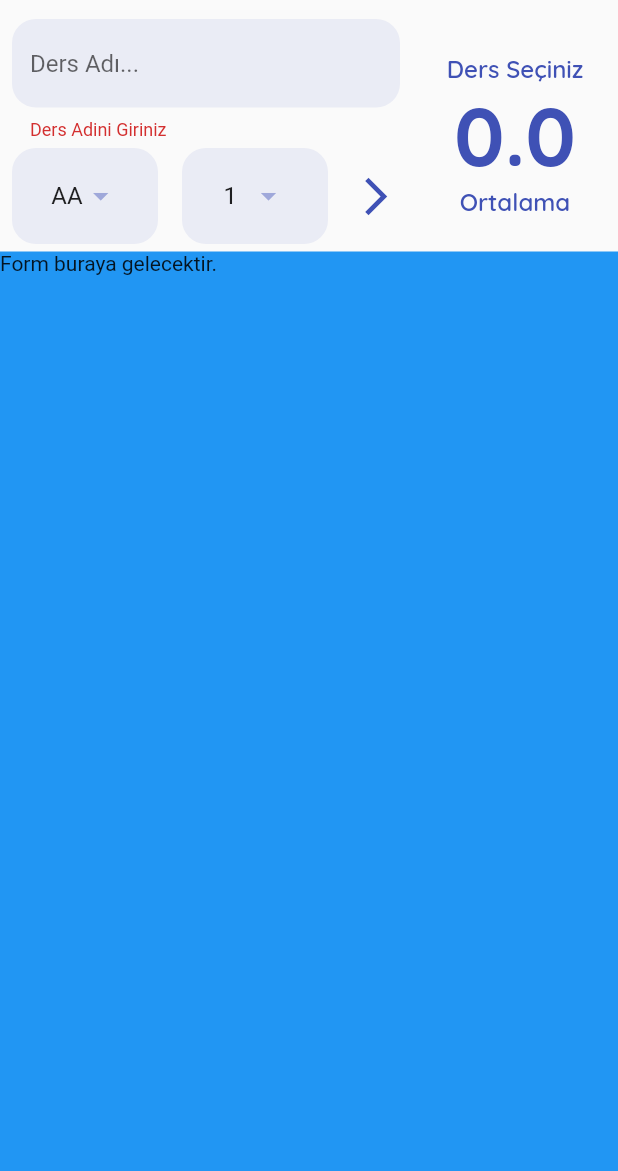
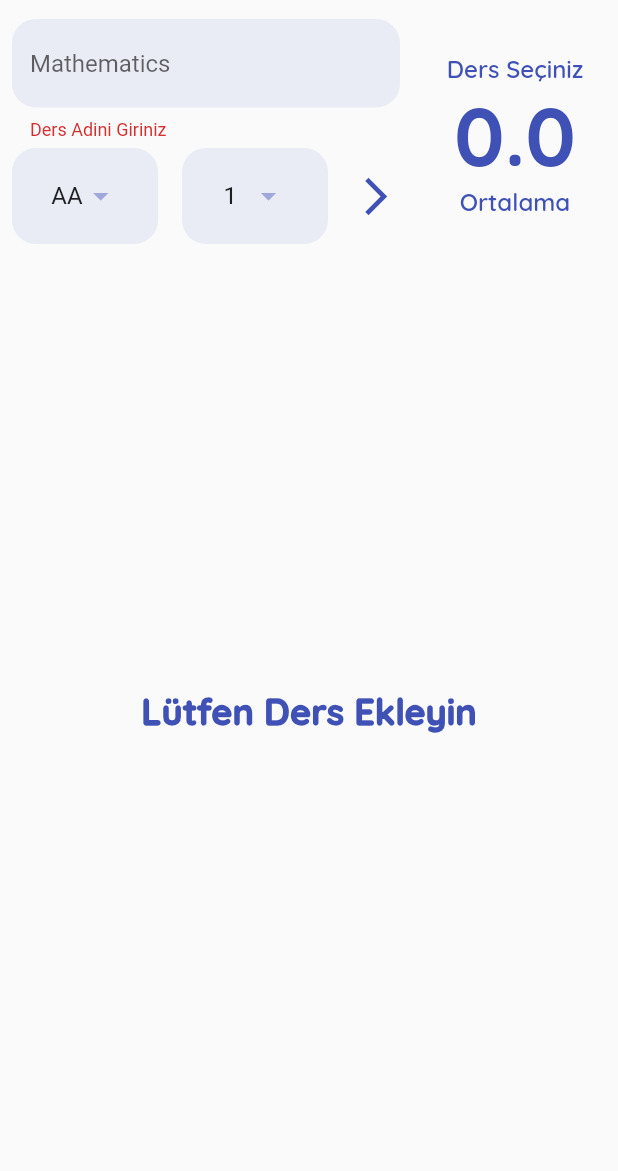
Before and after one commit to batuhanarik/dinamik_not_ortalama_hesaplama_flutter, a Flutter app: the screen it shows after launch, after a tap on the "arrow forward ios" icon, on a phone screen of 412 x 824 dp, the part 65-1236 px from its top. Run offline on Flutter 3.47's test engine with Material 2 defaults, Android fonts, the phone set to English and light mode, and no system bars; our stand-ins replace google_fonts.

Commit message:
Projenin son hali

```diff
--- a/lib/main.dart
+++ b/lib/main.dart
@@ -1,5 +1,6 @@
 import 'package:dinamik_not_ortalama_hesaplama/constants/app_constants.dart';
 import 'package:dinamik_not_ortalama_hesaplama/widgets/ortalama_hesapla_page.dart';
+import 'package:dinamik_not_ortalama_hesaplama/widgets/ortalama_hesapla_page2.dart';
 import 'package:flutter/material.dart';
 
 void main() {
@@ -18,7 +19,7 @@ class MyApp extends StatelessWidget {
         primarySwatch: Constants.mainColor,
         visualDensity: VisualDensity.adaptivePlatformDensity
       ),
-      home:OrtalamaHesaplaPage(),
+      home:OrtalamaHesaplaPage2(),
     );
   }
 }
--- a/lib/widgets/ders_listesi.dart
+++ b/lib/widgets/ders_listesi.dart
@@ -3,28 +3,25 @@ import 'package:dinamik_not_ortalama_hesaplama/helper/data_helper.dart';
 import 'package:dinamik_not_ortalama_hesaplama/model/ders.dart';
 import 'package:flutter/material.dart';
 
-class DersListesi extends StatefulWidget {
-  const DersListesi({Key? key}) : super(key: key);
 
-  @override
-  State<DersListesi> createState() => _DersListesiState();
-}
 
-class _DersListesiState extends State<DersListesi> {
+class DersListesi extends StatelessWidget {
+  final Function onDismiss;
+  const DersListesi({required this.onDismiss,Key? key}) : super(key: key);
+
   @override
   Widget build(BuildContext context) {
     List<Ders> tumDersler = DataHelper.tumEklenenDersler;
-    return tumDersler.isNotEmpty ? ListView.builder(
+    return tumDersler.isNotEmpty
+        ? ListView.builder(
             itemCount: tumDersler.length,
             itemBuilder: ((context, index) {
               return Dismissible(
-          key:UniqueKey(),
-          direction:DismissDirection.startToEnd,
-          onDismissed: (a){
-              DataHelper.tumEklenenDersler.removeAt(index);
-              setState(() {
-
-              });
+                key: UniqueKey(),
+                direction: DismissDirection.startToEnd,
+                onDismissed: (a) {
+                  // DataHelper.tumEklenenDersler.removeAt(index);
+                  onDismiss(index);
                 },
                 child: Padding(
                   padding: const EdgeInsets.all(2.0),
@@ -33,18 +30,20 @@ class _DersListesiState extends State<DersListesi> {
                       title: Text(tumDersler[index].ad),
                       leading: CircleAvatar(
                         backgroundColor: Constants.mainColor,
-                  child: Text(
-                      (tumDersler[index].harfDegeri * tumDersler[index].krediDegeri)
+                        child: Text((tumDersler[index].harfDegeri *
+                                tumDersler[index].krediDegeri)
                             .toStringAsFixed(0)),
                       ),
-                subtitle:Text('${tumDersler[index].krediDegeri} Kredi, Not Değeri ${tumDersler[index].harfDegeri}') ,
+                      subtitle: Text(
+                          '${tumDersler[index].krediDegeri} Kredi, Not Değeri ${tumDersler[index].harfDegeri}'),
                     ),
                   ),
                 ),
               );
             }),
-    ) : Container(
-      child:Center(child: Text('Lütfen Ders Ekleyin',style:Constants.titleStyle)),
-    );
+          )
+        : Center(
+            child:
+                Text('Lütfen Ders Ekleyin', style: Constants.titleStyle));
   }
 }
--- /dev/null
+++ b/lib/widgets/harf_dropdown_widget.dart
@@ -0,0 +1,40 @@
+import 'package:dinamik_not_ortalama_hesaplama/constants/app_constants.dart';
+import 'package:dinamik_not_ortalama_hesaplama/helper/data_helper.dart';
+import 'package:flutter/material.dart';
+
+class HarfDropdownWidget extends StatefulWidget {
+  final Function onSelectedLetter;
+  HarfDropdownWidget({required this.onSelectedLetter,Key? key}) : super(key: key);
+
+  @override
+  State<HarfDropdownWidget> createState() => _nameState();
+}
+
+class _nameState extends State<HarfDropdownWidget> {
+  double secilenHarfDegeri = 4;
+
+  @override
+  Widget build(BuildContext context) {
+    return Container(
+      alignment: Alignment.center,
+      padding: Constants.dropDownPadding,
+      decoration: BoxDecoration(
+        color: Constants.mainColor.shade100.withOpacity(0.3),
+        borderRadius: Constants.borderRadius,
+      ),
+      child: DropdownButton<double>(
+        value: secilenHarfDegeri,
+        elevation: 16,
+        iconEnabledColor: Constants.mainColor.shade200,
+        onChanged: (deger) {
+          setState(() {
+            secilenHarfDegeri = deger!;
+            widget.onSelectedLetter(secilenHarfDegeri);
+          });
+        },
+        underline: Container(),
+        items: DataHelper.tumDerslerinHarfleri(),
+      ),
+    );
+  }
+}
--- /dev/null
+++ b/lib/widgets/kredi_dropdown_widget.dart
@@ -0,0 +1,40 @@
+import 'package:flutter/material.dart';
+
+import '../constants/app_constants.dart';
+import '../helper/data_helper.dart';
+
+class KrediDropdownWidget extends StatefulWidget {
+  final Function onSelectedKredi;
+  KrediDropdownWidget({required this.onSelectedKredi,Key? key}) : super(key: key);
+
+  @override
+  State<KrediDropdownWidget> createState() => _KrediDropdownWidgetState();
+}
+
+class _KrediDropdownWidgetState extends State<KrediDropdownWidget> {
+  double secilenKrediDegeri = 1;
+  @override
+  Widget build(BuildContext context) {
+   return Container(
+      alignment: Alignment.center,
+      padding: Constants.dropDownPadding,
+      decoration: BoxDecoration(
+        color: Constants.mainColor.shade100.withOpacity(0.3),
+        borderRadius: Constants.borderRadius,
+      ),
+      child: DropdownButton<double>(
+        value: secilenKrediDegeri,
+        elevation: 16,
+        iconEnabledColor: Constants.mainColor.shade200,
+        onChanged: (deger) {
+          setState(() {
+            secilenKrediDegeri = deger!;
+            widget.onSelectedKredi(deger);
+          });
+        },
+        underline: Container(),
+        items: DataHelper.tumDerslerinKredileri(),
+      ),
+    );
+  }
+}
--- a/lib/widgets/ortalama_hesapla_page.dart
+++ b/lib/widgets/ortalama_hesapla_page.dart
@@ -1,6 +1,7 @@
 import 'package:dinamik_not_ortalama_hesaplama/constants/app_constants.dart';
 import 'package:dinamik_not_ortalama_hesaplama/helper/data_helper.dart';
 import 'package:dinamik_not_ortalama_hesaplama/model/ders.dart';
+import 'package:dinamik_not_ortalama_hesaplama/widgets/ders_listesi.dart';
 import 'package:dinamik_not_ortalama_hesaplama/widgets/ortalama_goster.dart';
 import 'package:flutter/material.dart';
 
@@ -42,12 +43,9 @@ class _OrtalamaHesaplaPageState extends State<OrtalamaHesaplaPage> {
               ),
             ],
           ),
-          Expanded(
-            child: Container(
-              child: Text('Form buraya gelecektir.'),
-              color: Colors.blue,
-            ),
-          ),
+          // Expanded(
+          //   child: DersListesi(),
+          // ),
           //liste
         ],
       ),
--- a/lib/widgets/ortalama_hesapla_page2.dart
+++ b/lib/widgets/ortalama_hesapla_page2.dart
@@ -1,185 +1,159 @@
-// import 'package:dinamik_not_ortalama_hesaplama/constants/app_constants.dart';
-// import 'package:dinamik_not_ortalama_hesaplama/helper/data_helper.dart';
-// import 'package:dinamik_not_ortalama_hesaplama/model/ders.dart';
-// import 'package:dinamik_not_ortalama_hesaplama/widgets/ortalama_goster.dart';
-// import 'package:flutter/material.dart';
+import 'package:dinamik_not_ortalama_hesaplama/constants/app_constants.dart';
+import 'package:dinamik_not_ortalama_hesaplama/helper/data_helper.dart';
+import 'package:dinamik_not_ortalama_hesaplama/model/ders.dart';
+import 'package:dinamik_not_ortalama_hesaplama/widgets/ders_listesi.dart';
+import 'package:dinamik_not_ortalama_hesaplama/widgets/harf_dropdown_widget.dart';
+import 'package:dinamik_not_ortalama_hesaplama/widgets/kredi_dropdown_widget.dart';
+import 'package:dinamik_not_ortalama_hesaplama/widgets/ortalama_goster.dart';
+import 'package:flutter/material.dart';
 
-// class OrtalamaHesaplaPage2 extends StatelessWidget {
-//   OrtalamaHesaplaPage2({Key? key}) : super(key: key);
+class OrtalamaHesaplaPage2 extends StatefulWidget {
+  OrtalamaHesaplaPage2({Key? key}) : super(key: key);
 
-//   var formKey = GlobalKey<FormState>();
-//   double secilenHarfDegeri = 4;
-//   double secilenKrediDegeri = 1;
-//   String girilenDersAdi = "";
+  @override
+  State<OrtalamaHesaplaPage2> createState() => _OrtalamaHesaplaPage2State();
+}
 
-//   @override
-//   Widget build(BuildContext context) {
-//     return Scaffold(
-//       appBar: AppBar(
-//         backgroundColor: Colors.transparent,
-//         elevation: 0,
-//         title: Center(
-//           child: Text(Constants.titleText, style: Constants.titleStyle),
-//         ),
-//       ),
-//       body: Column(
-//         crossAxisAlignment: CrossAxisAlignment.stretch,
-//         children: [
-//           Row(
-//             children: [
-//               Expanded(
-//                 flex: 2,
-//                 child: _buildForm(),
-//               ),
-//               Expanded(
-//                 flex: 1,
-//                 child: OrtalamaGoster(dersSayisi: DataHelper.tumEklenenDersler.length, ortalama: DataHelper.ortalamaHesapla()),
-//               ),
-//             ],
-//           ),
-//           Expanded(
-//             child: Container(
-//               child: Text('Form buraya gelecektir.'),
-//               color: Colors.blue,
-//             ),
-//           ),
-//           //liste
-//         ],
-//       ),
-//     );
-//   }
-//    Widget _buildForm() {
-//     return Form(
-//         key: formKey,
-//         child: Column(
-//           children: [
-//             Padding(
-//               padding: Constants.yatayPadding8,
-//               child: _buildTextFormField(),
-//             ),
-//             const SizedBox(
-//               height: 5,
-//             ),
-//             Row(
-//               mainAxisAlignment: MainAxisAlignment.spaceBetween,
-//               children: [
-//                 Expanded(
-//                   child: Padding(
-//                     padding: Constants.yatayPadding8,
-//                     child: _buildHarfler(),
-//                   ),
-//                 ),
-//                 Expanded(
-//                   child: Padding(
-//                     padding: Constants.yatayPadding8,
-//                     child: _buildKrediler(),
-//                   ),
-//                 ),
-//                 IconButton(
-//                   onPressed: _dersEkleVeOrtalamaHesapla,
-//                   icon: const Icon(Icons.arrow_forward_ios_sharp),
-//                   color: Constants.mainColor,
-//                   iconSize: 30,
-//                 ),
-//               ],
-//             ),
-//             const SizedBox(
-//               height: 5,
-//             ),
-//           ],
-//         ));
-//   }
+class _OrtalamaHesaplaPage2State extends State<OrtalamaHesaplaPage2> {
+  var formKey = GlobalKey<FormState>();
 
-//    _buildTextFormField() {
-//     return TextFormField(
-//       onSaved: (deger) {
-//         setState(() {
-//           girilenDersAdi = deger!;
-//         });
-//       },
-//       validator: (s) {
-//         if (s!.isEmpty) {
-//           return 'Ders Adini Giriniz';
-//         } else {
-//           return null;
-//         }
-//       },
-//       decoration: InputDecoration(
-//         //ipucu metni
-//         hintText: 'Mathematics',
-//         border: OutlineInputBorder(
-//           borderRadius: Constants.borderRadius,
-//           borderSide: BorderSide.none,
-//         ),
-//         filled: true,
-//         fillColor: Constants.mainColor.shade100.withOpacity(0.3),
-//       ),
-//     );
-//   }
+  double secilenHarfDegeri = 4;
+  double secilenKrediDegeri = 1;
 
-//   _buildHarfler() {
-//     return Container(
-//       alignment: Alignment.center,
-//       padding: Constants.dropDownPadding,
-//       decoration: BoxDecoration(
-//         color: Constants.mainColor.shade100.withOpacity(0.3),
-//         borderRadius: Constants.borderRadius,
-//       ),
-//       child: DropdownButton<double>(
-//         value: secilenHarfDegeri,
-//         elevation: 16,
-//         iconEnabledColor: Constants.mainColor.shade200,
-//         onChanged: (deger) {
-//           setState(() {
-//             secilenHarfDegeri = deger!;
-//             // print(deger);
-//           });
-//         },
-//         underline: Container(),
-//         items: DataHelper.tumDerslerinHarfleri(),
-//       ),
-//     );
-//   }
+  String girilenDersAdi = "";
 
-//   _buildKrediler() {
-//     return Container(
-//       alignment: Alignment.center,
-//       padding: Constants.dropDownPadding,
-//       decoration: BoxDecoration(
-//         color: Constants.mainColor.shade100.withOpacity(0.3),
-//         borderRadius: Constants.borderRadius,
-//       ),
-//       child: DropdownButton<double>(
-//         value: secilenKrediDegeri,
-//         elevation: 16,
-//         iconEnabledColor: Constants.mainColor.shade200,
-//         onChanged: (deger) {
-//           setState(() {
-//             secilenKrediDegeri = deger!;
-//             // print(deger);
-//           });
-//         },
-//         underline: Container(),
-//         items: DataHelper.tumDerslerinKredileri(),
-//       ),
-//     );
-//   }
+  @override
+  Widget build(BuildContext context) {
+    return Scaffold(
+      appBar: AppBar(
+        backgroundColor: Colors.transparent,
+        elevation: 0,
+        title: Center(
+          child: Text(Constants.titleText, style: Constants.titleStyle),
+        ),
+      ),
+      body: Column(
+        crossAxisAlignment: CrossAxisAlignment.stretch,
+        children: [
+          Row(
+            children: [
+              Expanded(
+                flex: 2,
+                child: _buildForm(),
+              ),
+              Expanded(
+                flex: 1,
+                child: OrtalamaGoster(dersSayisi: DataHelper.tumEklenenDersler.length, ortalama: DataHelper.ortalamaHesapla()),
+              ),
+            ],
+          ),
+          Expanded(
+            child: DersListesi(
+              onDismiss : (index){
+                DataHelper.tumEklenenDersler.removeAt(index);
+                setState(() {});
+                print('Eleman çıkarıldı index ${index}');
+              },
+            ),
+          ),
+        ],
+      ),
+    );
+  }
 
-//    void _dersEkleVeOrtalamaHesapla() {
-//     if (formKey.currentState!.validate()) {
-//       formKey.currentState!.save();
-//       var eklenecekDers = Ders(
-//           ad: girilenDersAdi,
-//           harfDegeri: secilenHarfDegeri,
-//           krediDegeri: secilenKrediDegeri);
+   Widget _buildForm() {
+    return Form(
+        key: formKey,
+        child: Column(
+          children: [
+            Padding(
+              padding: Constants.yatayPadding8,
+              child: _buildTextFormField(),
+            ),
+            const SizedBox(
+              height: 5,
+            ),
+            Row(
+              mainAxisAlignment: MainAxisAlignment.spaceBetween,
+              children: [
+                Expanded(
+                  child: Padding(
+                    padding: Constants.yatayPadding8,
+                    child: HarfDropdownWidget(
+                      onSelectedLetter:(harf){
+                        secilenHarfDegeri = harf;
+                      },
+                    ),
+                  ),
+                ),
+                Expanded(
+                  child: Padding(
+                    padding: Constants.yatayPadding8,
+                    child: KrediDropdownWidget(
+                      onSelectedKredi: (kredi){
+                        secilenKrediDegeri = kredi;
+                      },
+                    ),
+                  ),
+                ),
+                IconButton(
+                  onPressed: _dersEkleVeOrtalamaHesapla,
+                  icon: const Icon(Icons.arrow_forward_ios_sharp),
+                  color: Constants.mainColor,
+                  iconSize: 30,
+                ),
+              ],
+            ),
+            const SizedBox(
+              height: 5,
+            ),
+          ],
+        ));
+  }
+
+   _buildTextFormField() {
+    return TextFormField(
+      onSaved: (deger) {
+        setState(() {
+          girilenDersAdi = deger!;
+        });
+      },
+      validator: (s) {
+        if (s!.isEmpty) {
+          return 'Ders Adini Giriniz';
+        } else {
+          return null;
+        }
+      },
+      decoration: InputDecoration(
+        //ipucu metni
+        hintText: 'Mathematics',
+        border: OutlineInputBorder(
+          borderRadius: Constants.borderRadius,
+          borderSide: BorderSide.none,
+        ),
+        filled: true,
+        fillColor: Constants.mainColor.shade100.withOpacity(0.3),
+      ),
+    );
+  }
 
 
-//       DataHelper.dersEkle(eklenecekDers);
-//       setState(() {
 
-//       });
-//       print(DataHelper.ortalamaHesapla());
-//     }
-//   }
+   void _dersEkleVeOrtalamaHesapla() {
+    if (formKey.currentState!.validate()) {
+      formKey.currentState!.save();
+      var eklenecekDers = Ders(
+          ad: girilenDersAdi,
+          harfDegeri: secilenHarfDegeri,
+          krediDegeri: secilenKrediDegeri);
 
-// }
+
+      DataHelper.dersEkle(eklenecekDers);
+      setState(() {
+
+      });
+      print(DataHelper.ortalamaHesapla());
+    }
+  }
+}
--- a/pubspec.yaml
+++ b/pubspec.yaml
@@ -30,6 +30,7 @@ dependencies:
   flutter:
     sdk: flutter
   google_fonts: ^3.0.1
+  flutter_svg: ^0.17.3+1
 
   # The following adds the Cupertino Icons font to your application.
   # Use with the CupertinoIcons class for iOS style icons.
```
Also changed, not shown: pubspec.lock. Lines whose indentation alone changed are shown as unchanged.
